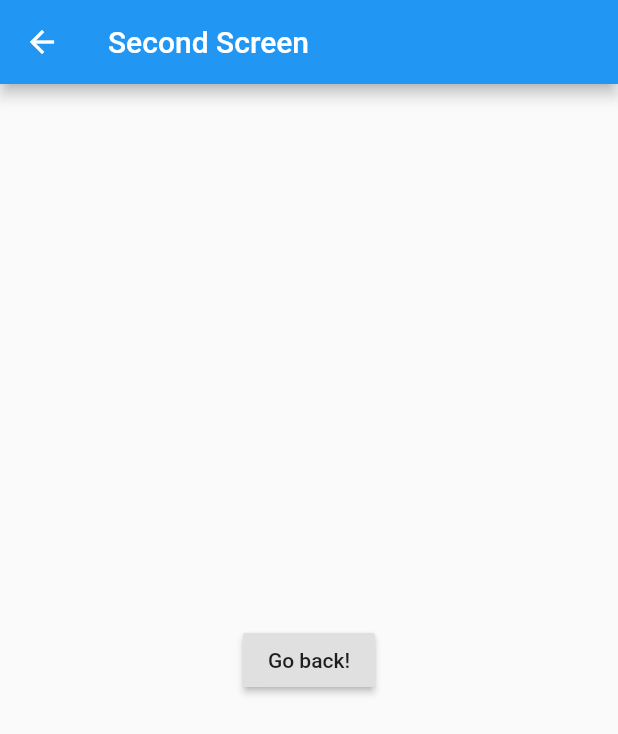
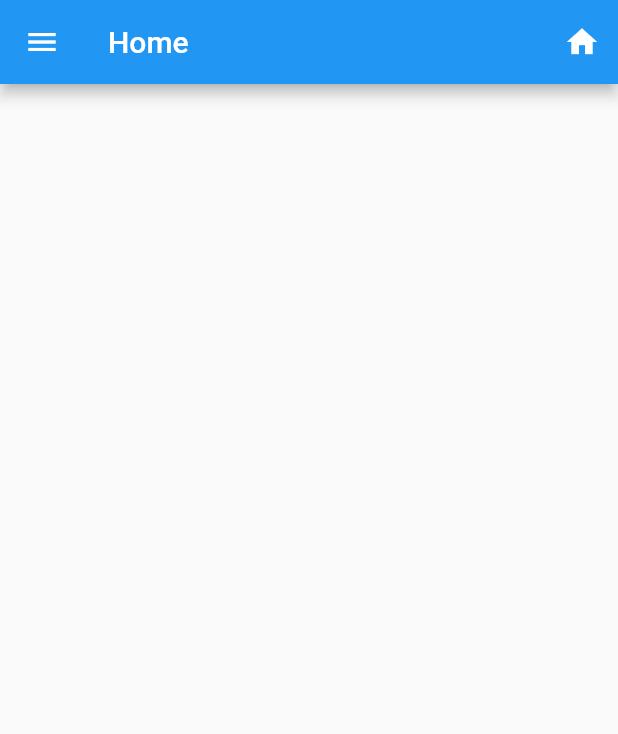
Before and after one commit to Oelgin/floccinaucinihilipilification, a Flutter app: the SecondScreen screen opened by its route, on a phone screen of 412 x 824 dp. Shown: the top 734 px of the screen. Run offline on Flutter 3.47's test engine with Material 2 defaults, Android fonts, the phone set to English and light mode, and no system bars; Roboto replaces fonts that are missing (Futura).

Commit message:
login,feedbackbox,etc

```diff
--- a/smartclassmuadil/lib/HomePage.dart
+++ b/smartclassmuadil/lib/HomePage.dart
@@ -1,5 +1,5 @@
 import 'package:flutter/material.dart';
-import 'package:smartclassmuadil/main.dart';
+import 'main.dart';
 
 class SecondScreen extends StatefulWidget {
   @override
@@ -12,19 +12,74 @@ class _SecondScreenState extends State<SecondScreen> {
   @override
   Widget build(BuildContext context) {
     return Scaffold(
-      appBar: AppBar(
-        title: Text("Second Screen"),
-      ),
-      body: Center(
-        child: RaisedButton(
-          onPressed: () {
-            // Navigate back to the first screen by popping the current route
-            // off the stack.
-            Navigator.pop(context);
-          },
-          child: Text('Go back!'),
+        appBar: AppBar(
+          title: Text("Home",
+              style: TextStyle(
+                fontFamily: "Futura",
+                fontStyle: FontStyle.normal,
+              )),
+              actions: <Widget>[
+            // action button
+            IconButton(
+              icon: Icon(Icons.home),
+              onPressed: () {
+                Navigator.pushReplacementNamed(context, '/second');
+              },
+            ),
+              ]
         ),
-      ),
-    );
+        body: Center(),
+        drawer: SizedBox(
+            width: 250,
+            child: Theme(
+                data: Theme.of(context).copyWith(
+                  canvasColor: Colors
+                      .blue, //This will change the drawer background to blue.
+                  //other styles
+                ),
+                child: Drawer(
+                  child: ListView(
+                    // Important: Remove any padding from the ListView.
+                    padding: EdgeInsets.zero,
+                    children: <Widget>[
+                      SizedBox(
+                          height: 85,
+                          child: DrawerHeader(
+                              decoration: BoxDecoration(color: Colors.white),
+                              child: Text(
+                                'Menu',
+                                textAlign: TextAlign.center,
+                                style: TextStyle(
+                                  fontFamily: "Futura",
+                                  fontStyle: FontStyle.normal,
+                                  color: Colors.blue,
+                                  fontSize: 20,
+                                ),
+                              ))),
+                      ListTile(
+                        leading: new Icon(Icons.add_comment),
+                        title: Text('Feedback Box',
+                            style: TextStyle(
+                              fontFamily: "Futura",
+                              fontStyle: FontStyle.normal,
+                            )),
+                        onTap: () {
+                          Navigator.pushNamed(context, '/second');
+                        },
+                      ),
+                      ListTile(
+                        leading: new Icon(Icons.cancel),
+                        title: Text('Sign Out',
+                            style: TextStyle(
+                              fontFamily: "Futura",
+                              fontStyle: FontStyle.normal,
+                            )),
+                        onTap: () {
+                          Navigator.pushReplacementNamed(context, '/home');
+                        },
+                      ),
+                    ],
+                  ),
+                ))));
   }
 }
--- a/smartclassmuadil/pubspec.yaml
+++ b/smartclassmuadil/pubspec.yaml
@@ -1,4 +1,4 @@
-name: smartclassmuadil
+name: fix
 description: A new Flutter project.
 
 # The following defines the version and build number for your application.
```
Also changed, not shown: smartclassmuadil/lib/main.dart (+59 -58 lines), 9 other files.
